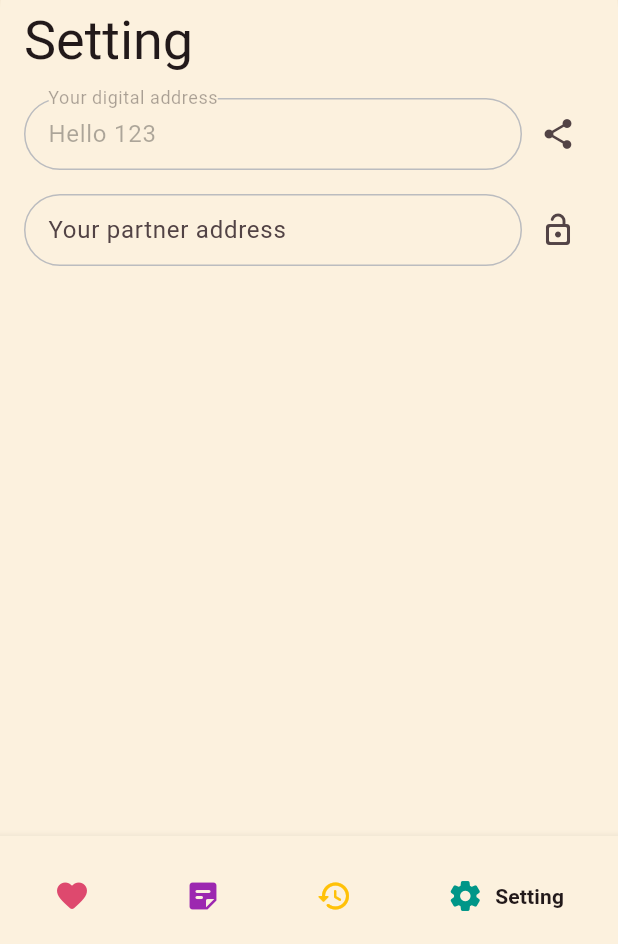
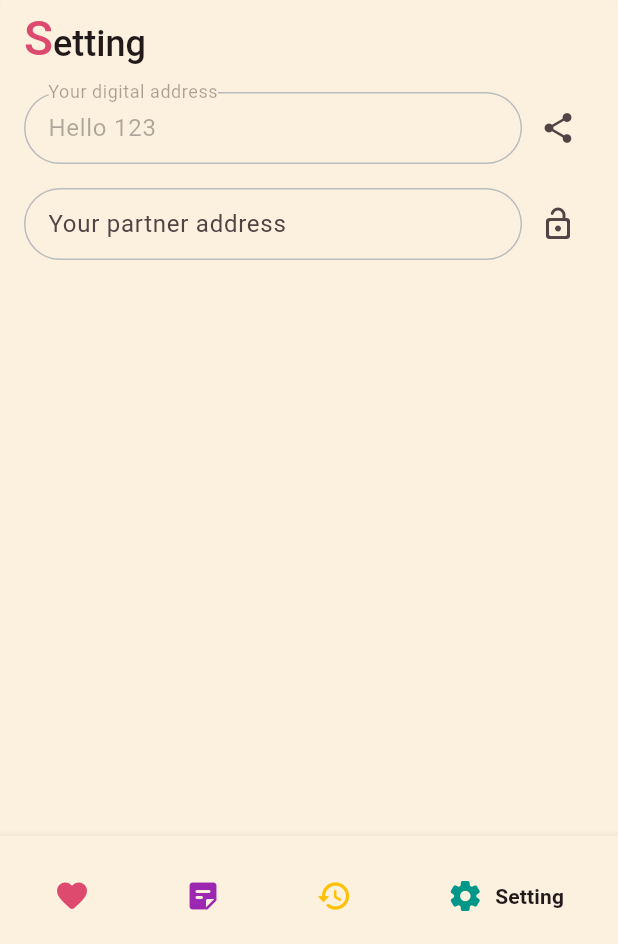
Before and after one commit to mith2000/couple_wallet, a Flutter app: the screen it shows after launch, swiped to page 4, on a phone screen of 412 x 824 dp, the part 292-1236 px from its top. Run offline on Flutter 3.47's test engine with Material 3 defaults, Android fonts, the phone set to English and light mode, and no system bars; drawn by our look-alikes of google_nav_bar; our stand-ins replace connectivity_plus, flutter_form_builder, flutter_native_splash, flutter_slidable, flutter_svg, gap and 5 more; generated files the repository leaves out were written again.

Commit message:
HighlightHeadline for Setting

```diff
--- /dev/null
+++ b/lib/app/components/main/text/highlight_headline_text.dart
@@ -0,0 +1,33 @@
+import 'package:flutter/material.dart';
+
+import '../../../theme/app_theme.dart';
+
+class HighlightHeadlineText extends StatelessWidget {
+  const HighlightHeadlineText({super.key, required this.text});
+
+  final String text;
+
+  @override
+  Widget build(BuildContext context) {
+    final firstCharacter = text[0];
+    final remainingText = text.substring(1);
+    return Row(
+      crossAxisAlignment: CrossAxisAlignment.end,
+      children: [
+        Text(
+          firstCharacter,
+          style: Theme.of(context).textTheme.headlineLarge!.copyWith(
+                color: AppColors.of.primaryColor,
+                fontWeight: FontWeight.w500,
+              ),
+        ),
+        Text(
+          remainingText,
+          style: Theme.of(context).textTheme.headlineSmall!.copyWith(
+                fontWeight: FontWeight.w500,
+              ),
+        ),
+      ],
+    );
+  }
+}
--- a/lib/app/pages/home/screens/setting/setting_controller.dart
+++ b/lib/app/pages/home/screens/setting/setting_controller.dart
@@ -1,3 +1,4 @@
+import 'package:couple_wallet/app/components/main/text/highlight_headline_text.dart';
 import 'package:flutter/foundation.dart';
 import 'package:flutter/material.dart';
 import 'package:flutter/services.dart';
--- a/lib/app/pages/home/screens/setting/setting_screen.dart
+++ b/lib/app/pages/home/screens/setting/setting_screen.dart
@@ -19,7 +19,7 @@ class SettingScreen extends GetView<SettingController> {
                 ),
               ],
             ),
-          Text("Setting", style: Theme.of(context).textTheme.displaySmall),
+          HighlightHeadlineText(text: R.strings.setting),
           Gap(AppThemeExt.of.dimen(4)),
           Row(
             children: [
```
